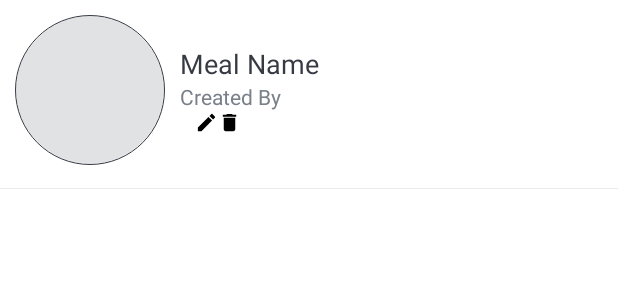
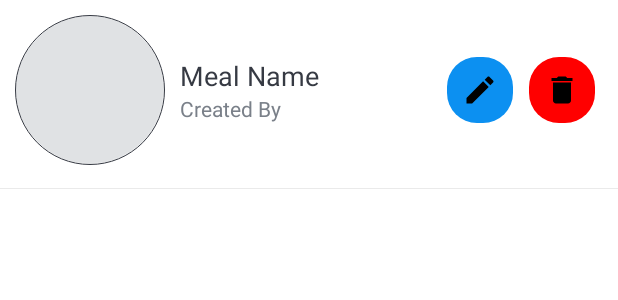
Before and after one commit to LorenMin107/MealMate, an Android app built with Jetpack Compose: the layout item_meal_board.xml on its own in the app's theme, with its tools: preview values and no code run, on a phone screen of 412 x 824 dp. Shown: the top 300 px of the screen. Run offline under Robolectric (Android 15) with nearby library versions, the phone set to English and light mode, and no system bars.

```diff
--- a/app/src/main/java/com/example/mealmate/activities/BaseActivity.kt
+++ b/app/src/main/java/com/example/mealmate/activities/BaseActivity.kt
@@ -79,9 +79,9 @@ open class BaseActivity : AppCompatActivity() {
         snackBar.show()
     }
 
-     fun hideProgressDialogOnFailure() {
+    fun mealBoardUpdateSuccess() {
         hideProgressDialog()
-        Toast.makeText(this, "Something went wrong. Please try again.", Toast.LENGTH_SHORT).show()
+        setResult(RESULT_OK)
+        finish()
     }
-
 }
--- a/app/src/main/java/com/example/mealmate/activities/MainActivity.kt
+++ b/app/src/main/java/com/example/mealmate/activities/MainActivity.kt
@@ -178,6 +178,8 @@ class MainActivity : BaseActivity(), NavigationView.OnNavigationItemSelectedList
         }
     }
 
+
+
     override fun onNavigationItemSelected(item: MenuItem): Boolean {
         when (item.itemId) {
 
--- a/app/src/main/java/com/example/mealmate/adapters/MealBoardItemsAdapter.kt
+++ b/app/src/main/java/com/example/mealmate/adapters/MealBoardItemsAdapter.kt
@@ -59,8 +59,7 @@ open class MealBoardItemsAdapter(
             if (context is MainActivity) {
                 context.startActivity(
                     Intent(context, CreateMealBoardActivity::class.java)
-                        .putExtra(Constants.DOCUMENT_ID, model.documentId)
-                        .putExtra(Constants.IMAGE, model.mealImage)
+                        .putExtra("mealBoardDetails", model)  // Pass the MealBoard object
                 )
             }
         }
--- /dev/null
+++ b/app/src/main/res/drawable/delete_shape_button_rounded.xml
@@ -0,0 +1,8 @@
+<?xml version="1.0" encoding="utf-8"?>
+<shape xmlns:android="http://schemas.android.com/apk/res/android"
+    android:shape="rectangle">
+
+    <solid android:color="@color/snackbar_error_color"/>
+
+    <corners android:radius="20dp" />
+</shape>
--- /dev/null
+++ b/app/src/main/res/drawable/edit_shape_button_rounded.xml
@@ -0,0 +1,8 @@
+<?xml version="1.0" encoding="utf-8"?>
+<shape xmlns:android="http://schemas.android.com/apk/res/android"
+    android:shape="rectangle">
+
+    <solid android:color="@color/colorAccent"/>
+
+    <corners android:radius="20dp" />
+</shape>
--- a/app/src/main/res/drawable/ic_delete_15dp.xml
+++ /dev/null
@@ -1,5 +0,0 @@
-<vector xmlns:android="http://schemas.android.com/apk/res/android" android:height="15dp" android:tint="#000000" android:viewportHeight="24" android:viewportWidth="24" android:width="15dp">
-
-    <path android:fillColor="@android:color/white" android:pathData="M6,19c0,1.1 0.9,2 2,2h8c1.1,0 2,-0.9 2,-2V7H6v12zM19,4h-3.5l-1,-1h-5l-1,1H5v2h14V4z"/>
-
-</vector>
--- /dev/null
+++ b/app/src/main/res/drawable/ic_delete_24.xml
@@ -0,0 +1,5 @@
+<vector xmlns:android="http://schemas.android.com/apk/res/android" android:height="24dp" android:tint="#000000" android:viewportHeight="24" android:viewportWidth="24" android:width="24dp">
+
+    <path android:fillColor="@android:color/white" android:pathData="M6,19c0,1.1 0.9,2 2,2h8c1.1,0 2,-0.9 2,-2V7H6v12zM19,4h-3.5l-1,-1h-5l-1,1H5v2h14V4z"/>
+
+</vector>
--- a/app/src/main/res/drawable/ic_edit_15dp.xml
+++ b/app/src/main/res/drawable/ic_edit_24.xml
@@ -1,4 +1,4 @@
-<vector xmlns:android="http://schemas.android.com/apk/res/android" android:height="15dp" android:tint="#000000" android:viewportHeight="24" android:viewportWidth="24" android:width="15dp">
+<vector xmlns:android="http://schemas.android.com/apk/res/android" android:height="24dp" android:tint="#000000" android:viewportHeight="24" android:viewportWidth="24" android:width="24dp">
 
     <path android:fillColor="@android:color/white" android:pathData="M3,17.25V21h3.75L17.81,9.94l-3.75,-3.75L3,17.25zM20.71,7.04c0.39,-0.39 0.39,-1.02 0,-1.41l-2.34,-2.34c-0.39,-0.39 -1.02,-0.39 -1.41,0l-1.83,1.83 3.75,3.75 1.83,-1.83z"/>
 
--- a/app/src/main/res/layout/item_meal_board.xml
+++ b/app/src/main/res/layout/item_meal_board.xml
@@ -1,4 +1,3 @@
-<?xml version="1.0" encoding="utf-8"?>
 <LinearLayout xmlns:android="http://schemas.android.com/apk/res/android"
     xmlns:app="http://schemas.android.com/apk/res-auto"
     xmlns:tools="http://schemas.android.com/tools"
@@ -25,8 +24,9 @@
             app:civ_border_width="@dimen/item_board_image_circular_border_width" />
 
         <LinearLayout
-            android:layout_width="match_parent"
+            android:layout_width="0dp"
             android:layout_height="wrap_content"
+            android:layout_weight="1"
             android:layout_marginStart="@dimen/item_board_name_layout_marginStart"
             android:orientation="vertical">
 
@@ -45,36 +45,32 @@
                 android:textColor="@color/secondary_text_color"
                 android:textSize="@dimen/item_board_created_by_text_size"
                 tools:text="Created By" />
+        </LinearLayout>
 
         <LinearLayout
             android:layout_width="wrap_content"
             android:layout_height="wrap_content"
-                android:layout_marginStart="@dimen/item_board_name_layout_marginStart"
             android:orientation="horizontal">
 
             <ImageButton
                 android:id="@+id/ib_edit_meal_board"
                 android:layout_width="wrap_content"
                 android:layout_height="wrap_content"
-                    android:layout_gravity="end"
-                    android:background="@android:color/transparent"
+                android:background="@drawable/edit_shape_button_rounded"
                 android:contentDescription="@string/image_contentDescription"
-                    android:src="@drawable/ic_edit_15dp"/>
-<!--                    android:visibility="gone" -->
+                android:src="@drawable/ic_edit_24"
+                android:padding="10dp"
+                android:layout_marginHorizontal="5dp" />
 
             <ImageButton
                 android:id="@+id/ib_delete_meal_board"
                 android:layout_width="wrap_content"
                 android:layout_height="wrap_content"
-                    android:layout_gravity="end"
-                    android:background="@android:color/transparent"
+                android:background="@drawable/delete_shape_button_rounded"
                 android:contentDescription="@string/image_contentDescription"
-                    android:src="@drawable/ic_delete_15dp"/>
-<!--                    android:visibility="gone" -->
-
-
-            </LinearLayout>
-
+                android:src="@drawable/ic_delete_24"
+                android:padding="10dp"
+                android:layout_marginHorizontal="5dp"/>
         </LinearLayout>
 
     </LinearLayout>
```
Also changed, not shown: app/src/main/java/com/example/mealmate/activities/CreateMealBoardActivity.kt (+83 -21 lines), app/src/main/java/com/example/mealmate/firebase/FireStoreClass.kt (+37 -2 lines), app/src/main/java/com/example/mealmate/models/MealBoard.kt (+3 -8 lines), app/src/main/java/com/example/mealmate/models/MealDetails.kt (deleted, +0 -35 lines). Lines whose indentation alone changed are shown as unchanged.
